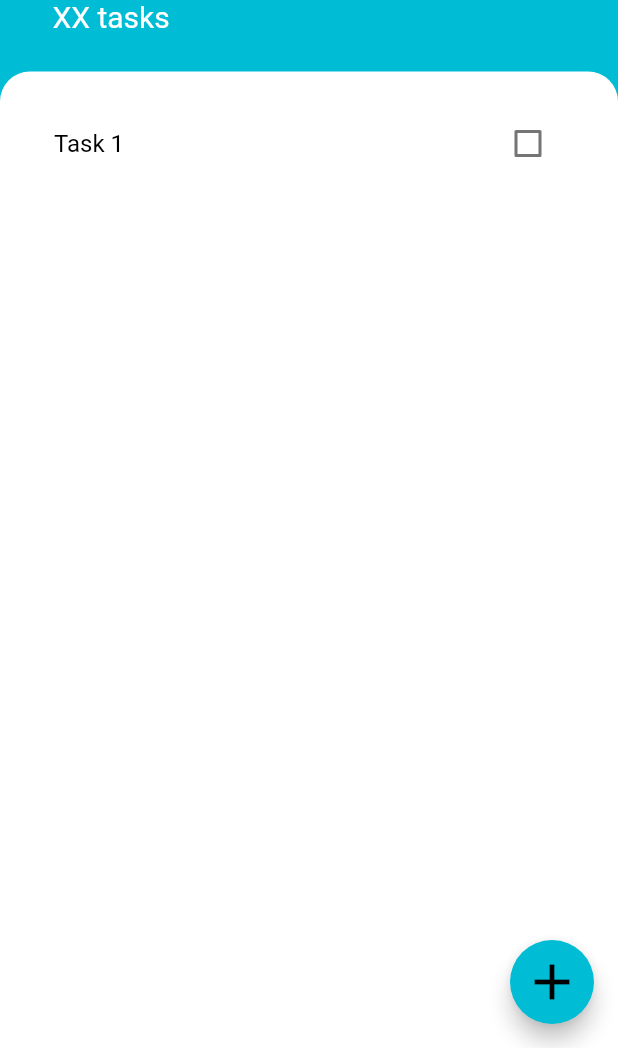
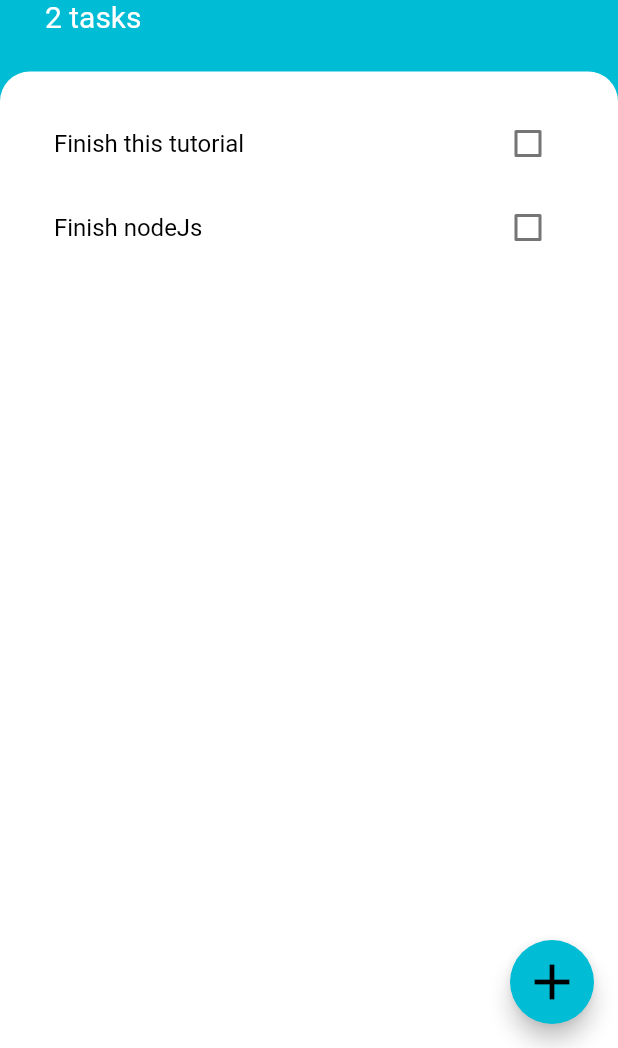
Before and after one commit to nikhilshankar96/todoapp_flutter, a Flutter app: the screen it shows after launch, on a phone screen of 412 x 824 dp, the part 188-1236 px from its top. Run offline on Flutter 3.47's test engine with Material 2 defaults, Android fonts, the phone set to English and light mode, and no system bars.

Commit message:
pretty much done

```diff
--- a/lib/components/TaskTile.dart
+++ b/lib/components/TaskTile.dart
@@ -1,49 +1,29 @@
 import 'package:flutter/material.dart';
 
-class TaskTile extends StatefulWidget {
-  @override
-  _TaskTileState createState() => _TaskTileState();
-}
-
-class _TaskTileState extends State<TaskTile> {
-  bool isChecked = false;
-  void checkCheckBox(bool check) {
-    setState(() {
-      isChecked = check;
-    });
-  }
+class TaskTile extends StatelessWidget {
+  TaskTile({this.isChecked, this.taskTitle, this.checkChecked});
+  final bool isChecked;
+  final String taskTitle;
+  final Function checkChecked;
 
   @override
   Widget build(BuildContext context) {
     return ListTile(
       title: Text(
-        'Task 1',
+        '$taskTitle',
         style: TextStyle(
           decoration: isChecked ? TextDecoration.lineThrough : null,
           color: isChecked ? Colors.grey : Colors.black,
         ),
       ),
-      trailing: TaskCheck(
-        isChecked: isChecked,
-        handleCheck: checkCheckBox,
+      trailing: Checkbox(
+        value: isChecked,
+//        checkColor: Colors.white,
+        activeColor: Colors.cyan,
+        onChanged: checkChecked,
       ),
+
+      //
     );
   }
 }
-
-class TaskCheck extends StatelessWidget {
-  TaskCheck({this.isChecked, this.handleCheck});
-  final bool isChecked;
-  final Function handleCheck;
-  @override
-  Widget build(BuildContext context) {
-    return Checkbox(
-      value: isChecked,
-//        checkColor: Colors.white,
-      activeColor: Colors.cyan,
-      onChanged: (check) {
-        handleCheck(check);
-      },
-    );
-  }
-}
--- a/lib/components/TasksList.dart
+++ b/lib/components/TasksList.dart
@@ -1,17 +1,30 @@
 import 'package:flutter/material.dart';
 import 'TaskTile.dart';
+import 'package:todoapp/models/task.dart';
 
-class TasksList extends StatelessWidget {
-  const TasksList({
-    Key key,
-  }) : super(key: key);
+class TasksList extends StatefulWidget {
+  final List<Task> tasks;
+  TasksList(this.tasks);
 
   @override
+  _TasksListState createState() => _TasksListState();
+}
+
+class _TasksListState extends State<TasksList> {
+  @override
   Widget build(BuildContext context) {
-    return ListView(
-      children: <Widget>[
-        TaskTile(),
-      ],
+    return ListView.builder(
+      itemBuilder: (context, index) {
+        return TaskTile(
+            taskTitle: widget.tasks[index].name,
+            isChecked: widget.tasks[index].isDone,
+            checkChecked: (checked) {
+              setState(() {
+                widget.tasks[index].toggleDone();
+              });
+            });
+      },
+      itemCount: widget.tasks.length,
     );
   }
 }
--- /dev/null
+++ b/lib/models/task.dart
@@ -0,0 +1,12 @@
+class Task {
+  final String name;
+  bool isDone = false;
+
+//  Task({this.name, this.isDone = false});
+
+  Task({this.name, this.isDone = false});
+
+  void toggleDone() {
+    isDone = !isDone;
+  }
+}
--- a/lib/screens/TaskScreen.dart
+++ b/lib/screens/TaskScreen.dart
@@ -1,15 +1,26 @@
 import 'package:flutter/material.dart';
 import 'package:todoapp/components/TasksList.dart';
 import 'package:todoapp/components/AddTaskComponent.dart';
+import 'package:todoapp/models/task.dart';
 
 const whiteText = TextStyle(
   color: Colors.black,
 );
 
-class TaskScreen extends StatelessWidget {
-  Widget buildBottomSheet(BuildContext context) {
-    return AddTaskComponent();
-  }
+class TaskScreen extends StatefulWidget {
+  @override
+  _TaskScreenState createState() => _TaskScreenState();
+}
+
+class _TaskScreenState extends State<TaskScreen> {
+  List<Task> tasks = [
+    Task(name: 'Finish this tutorial', isDone: false),
+    Task(name: 'Finish nodeJs', isDone: false),
+  ];
+
+//  Widget buildBottomSheet(BuildContext context) {
+//    return AddTaskComponent();
+//  }
 
   @override
   Widget build(BuildContext context) {
@@ -23,7 +34,12 @@ class TaskScreen extends StatelessWidget {
             builder: (context) => SingleChildScrollView(
               child: Container(
                 padding: EdgeInsets.only(bottom: MediaQuery.of(context).viewInsets.bottom),
-                child: AddTaskComponent(),
+                child: AddTaskComponent((newTask) {
+                  setState(() {
+                    tasks.add(Task(name: newTask));
+                  });
+                  Navigator.pop(context);
+                }),
               ),
             ),
           );
@@ -65,7 +81,7 @@ class TaskScreen extends StatelessWidget {
                     ),
                   ),
                   Text(
-                    ' XX tasks',
+                    '${tasks.length} tasks',
                     style: TextStyle(
                       fontSize: 20,
                       color: Colors.white,
@@ -88,7 +104,7 @@ class TaskScreen extends StatelessWidget {
                     topLeft: Radius.circular(20),
                   ),
                 ),
-                child: TasksList(),
+                child: TasksList(tasks),
               ),
             ),
           ],
```
Also changed, not shown: lib/components/AddTaskComponent.dart (+14 -1 lines).
